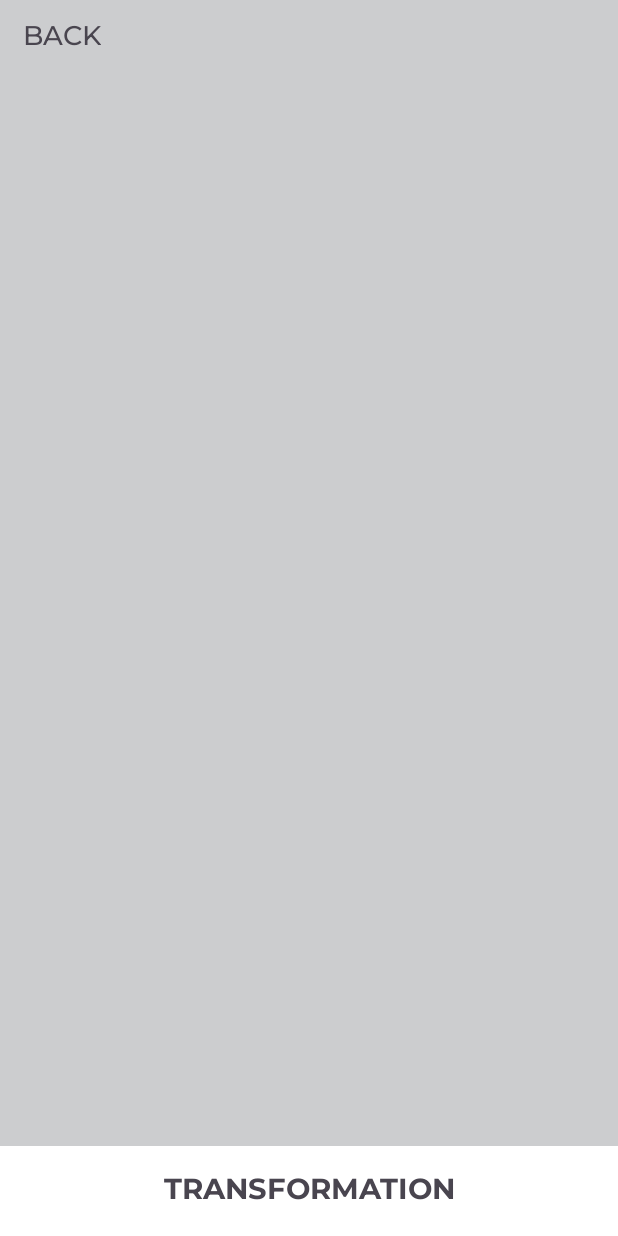
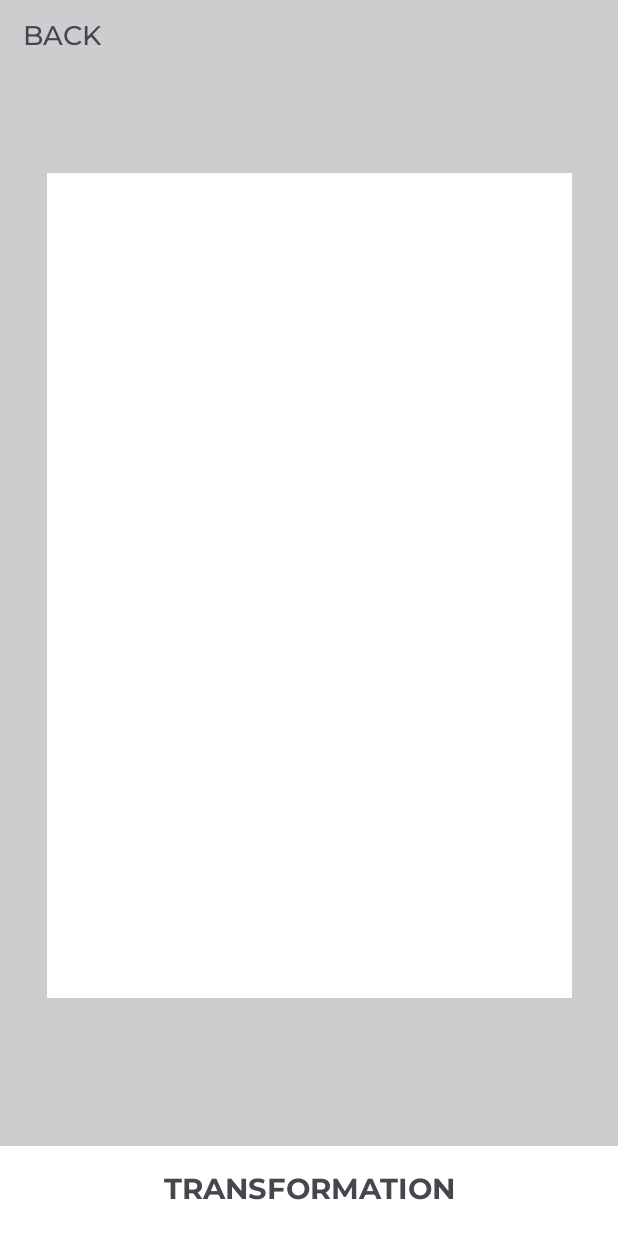
Before and after one commit to 4rsess/firstHitsApp, an Android app: the FifthAlgorithm screen opened directly, with no data from a screen before it, on a phone screen of 412 x 824 dp. Run offline under Robolectric (Android 15) with nearby library versions, the phone set to English and light mode, and no system bars.

Commit message:
добавил поле ,точки и ломаные для сплайнов

```diff
--- a/app/src/main/java/com/example/photoeditorv2/FifthAlgorithm.kt
+++ b/app/src/main/java/com/example/photoeditorv2/FifthAlgorithm.kt
@@ -2,14 +2,29 @@ package com.example.photoeditorv2
 
 import android.content.Intent
 import android.os.Bundle
-import android.widget.ImageView
 import android.widget.TextView
 import androidx.appcompat.app.AppCompatActivity
+import android.content.Context
+import android.graphics.Canvas
+import android.graphics.Color
+import android.graphics.Paint
+import android.graphics.Path
+import android.view.MotionEvent
+import android.view.View
+import android.widget.FrameLayout
 
-class FifthAlgorithm : AppCompatActivity(){
+class FifthAlgorithm : AppCompatActivity() {
+
+    private val points = mutableListOf<Pair<Float, Float>>()
+    private var isTransformed = false
+
     override fun onCreate(savedInstanceState: Bundle?) {
         super.onCreate(savedInstanceState)
         setContentView(R.layout.main_page_for_fifthalgorithm)
+
+        val container = findViewById<FrameLayout>(R.id.drawingContainer)
+        val drawingView = DrawingView(this)
+        container.addView(drawingView)
 
         val backToHome = findViewById<TextView>(R.id.back)
         backToHome.setOnClickListener {
@@ -17,6 +32,78 @@ class FifthAlgorithm : AppCompatActivity(){
             startActivity(intent)
         }
 
+        //удаляются ломаные и рисуются сплайны
+        val transformationBtn = findViewById<TextView>(R.id.transformationBtn)
+        transformationBtn.setOnClickListener {
+            isTransformed = !isTransformed
+            drawingView.invalidate()
+        }
+    }
 
+    inner class DrawingView(context: Context) : View(context) {
+        private val linePaint = Paint().apply {
+            color = Color.rgb(186, 184, 184)
+            isAntiAlias = true
+            strokeWidth = 25f
+            style = Paint.Style.STROKE
+            strokeJoin = Paint.Join.ROUND
+            strokeCap = Paint.Cap.ROUND
+        }
+
+        private val pointPaint = Paint().apply {
+            color = Color.rgb(86, 140, 52)
+            isAntiAlias = true
+            strokeWidth = 35f
+            style = Paint.Style.FILL
+        }
+
+        override fun onDraw(canvas: Canvas) {
+            super.onDraw(canvas)
+
+            if (!isTransformed) {
+                drawLines(canvas)
+            } else {
+                drawSpline(canvas)
+            }
+            drawPoints(canvas)
+        }
+
+        private fun drawLines(canvas: Canvas) {
+            if (points.size < 2) return
+            val path = Path()
+            path.moveTo(points[0].first, points[0].second)
+            for (i in 1 until points.size) {
+                val (x, y) = points[i]
+                path.lineTo(x, y)
+            }
+            canvas.drawPath(path, linePaint)
+        }
+        private fun drawSpline(canvas: Canvas) {
+            //доделаю
+        }
+        private fun drawPoints(canvas: Canvas) {
+            for (point in points) {
+                canvas.drawCircle(point.first, point.second, 17.5f, pointPaint)
+            }
+        }
+
+        override fun onTouchEvent(event: MotionEvent): Boolean {
+            val x = event.x
+            val y = event.y
+
+            when (event.action) {
+                MotionEvent.ACTION_DOWN -> {
+                    points.add(x to y)
+                }
+                MotionEvent.ACTION_MOVE -> {
+                    points.add(x to y)
+                }
+                MotionEvent.ACTION_UP -> {
+                    points.add(x to y)
+                }
+            }
+            invalidate()
+            return true
+        }
     }
 }
--- a/app/src/main/res/layout/main_page_for_fifthalgorithm.xml
+++ b/app/src/main/res/layout/main_page_for_fifthalgorithm.xml
@@ -5,6 +5,7 @@
     android:layout_width="match_parent"
     android:layout_height="match_parent"
     android:background="@color/main_bg_color">
+
 
     <View
         android:id="@+id/topBarFilter5"
@@ -28,7 +29,20 @@
         app:layout_constraintTop_toTopOf="@+id/topBarFilter5"
         app:layout_constraintVertical_bias="0.516" />
 
+
+    <FrameLayout
+        android:id="@+id/drawingContainer"
+        android:layout_width="350dp"
+        android:layout_height="550dp"
+        android:background="@color/white"
+        app:layout_constraintBottom_toTopOf="@+id/constraintLayout3"
+        app:layout_constraintEnd_toEndOf="parent"
+        app:layout_constraintStart_toStartOf="parent"
+        app:layout_constraintTop_toBottomOf="@id/topBarFilter5"
+        app:layout_constraintVertical_bias="0.4" />
+
     <androidx.constraintlayout.widget.ConstraintLayout
+        android:id="@+id/constraintLayout3"
         android:layout_width="0dp"
         android:layout_height="60dp"
         android:background="@color/white"
@@ -51,4 +65,6 @@
             app:layout_constraintTop_toTopOf="parent" />
     </androidx.constraintlayout.widget.ConstraintLayout>
 
+
+
 </androidx.constraintlayout.widget.ConstraintLayout>
```
